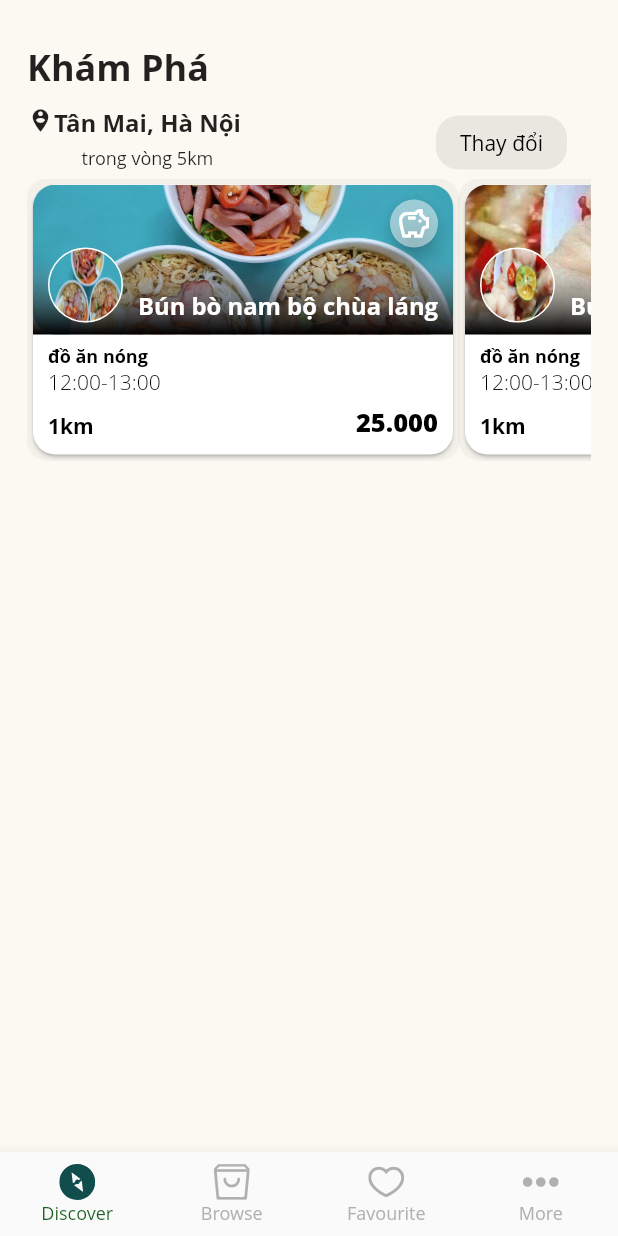
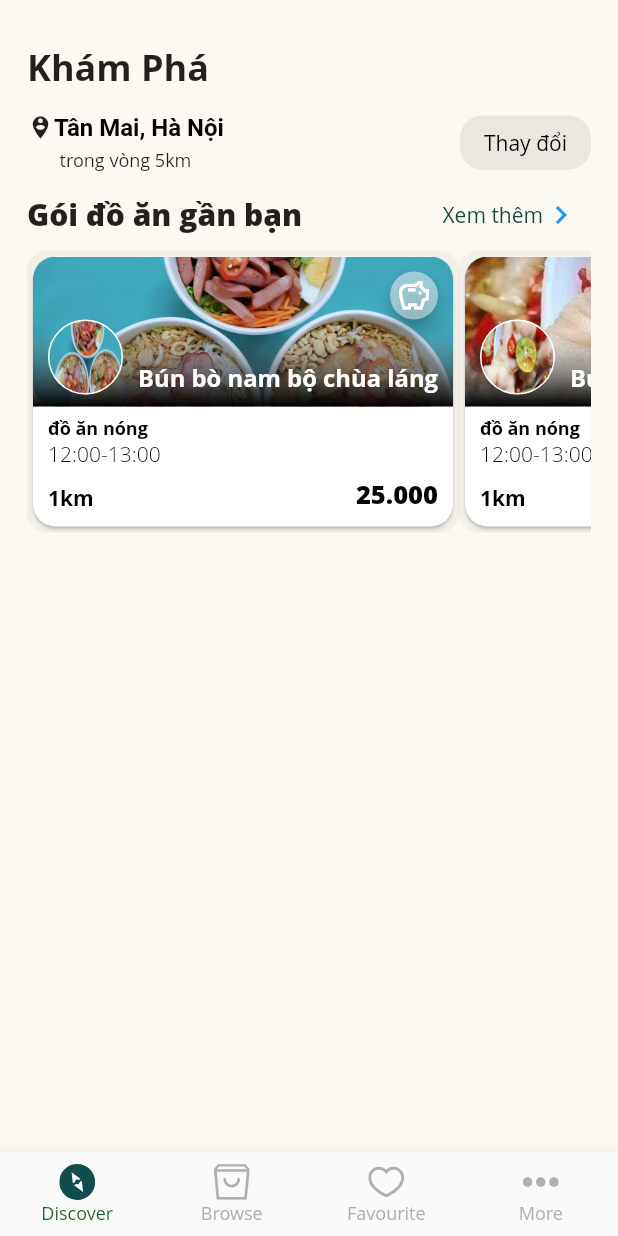
Before and after one commit to bigpuppycat/app_dat_do, a Flutter app: the screen it shows after launch, on a phone screen of 412 x 824 dp. Run offline on Flutter 3.47's test engine with Material 2 defaults, Android fonts, the light colour scheme and no system bars; our stand-ins replace flutter_svg; Roboto replaces fonts that are missing (Open Sans).

Commit message:
thêm text và button trang discorver
text và button

```diff
--- a/lib/discover/component/body.dart
+++ b/lib/discover/component/body.dart
@@ -29,26 +29,31 @@ class Body extends StatelessWidget {
                 height: 10,
               ),
               Row(
-                crossAxisAlignment: CrossAxisAlignment.start,
-                mainAxisAlignment: MainAxisAlignment.start,
+                mainAxisAlignment: MainAxisAlignment.spaceBetween,
                 children: [
                   Container(
-                    // alignment: crossAxisAlignment.to,
-                    // padding: EdgeInsets.only(right: 2.0),
-                    child: Icon(
-                      Icons.person_pin_circle,
-                      size: 18,
-                    ),
-                  ),
-                  Container(
                     child: Column(
-                      // mainAxisAlignment: MainAxisAlignment.start,
                       children: <Widget>[
-                        Text(
-                          'Tân Mai, Hà Nội',
-                          style: TextStyle(
-                            fontWeight: FontWeight.bold,
-                            fontSize: 16,
+                        RichText(
+                          text: TextSpan(
+                            children: [
+                              WidgetSpan(
+                                child: Container(
+                                  child: const Icon(
+                                    Icons.person_pin_circle,
+                                    size: 18,
+                                  ),
+                                ),
+                              ),
+                              const TextSpan(
+                                text: 'Tân Mai, Hà Nội',
+                                style: TextStyle(
+                                  color: Colors.black,
+                                  fontWeight: FontWeight.bold,
+                                  fontSize: 16,
+                                ),
+                              ),
+                            ],
                           ),
                         ),
                         SizedBox(height: 4),
@@ -60,9 +65,6 @@ class Body extends StatelessWidget {
                         ),
                       ],
                     ),
-                  ),
-                  SizedBox(
-                    width: 130,
                   ),
                   ElevatedButton(
                       onPressed: () {},
@@ -81,7 +83,26 @@ class Body extends StatelessWidget {
                 ],
               ),
               Row(
-                children: [],
+                mainAxisAlignment: MainAxisAlignment.spaceBetween,
+                children: [
+                  Text(
+                    'Gói đồ ăn gần bạn',
+                    style: TextStyle(fontSize: 20, fontWeight: FontWeight.w900),
+                  ),
+                  TextButton(
+                    onPressed: () {},
+                    child: Row(children: [
+                      Text(
+                        'Xem thêm',
+                        style: TextStyle(
+                          fontSize: 14,
+                          color: Color(0xFF17443f),
+                        ),
+                      ),
+                      Icon(Icons.chevron_right),
+                    ]),
+                  ),
+                ],
               ),
               PopularProducts(),
             ],
@@ -92,5 +113,3 @@ class Body extends StatelessWidget {
   }
 }
 // TODO Implement this library.
-
-// làm gì đấy
```
